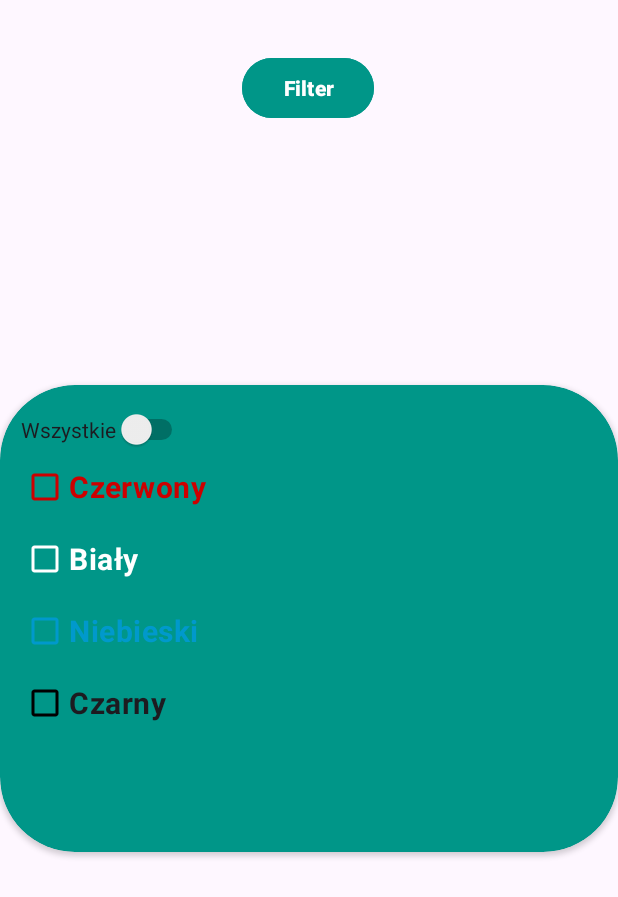
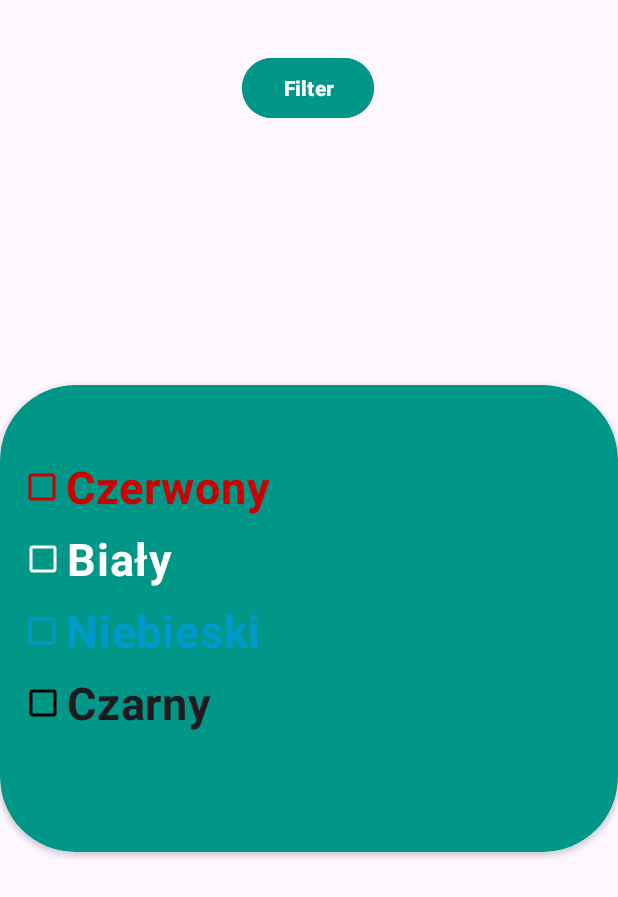
Before and after one commit to bartekkleczar/flagiAplikacja, an Android app: the screen it shows after launch (StartActivity), on a phone screen of 412 x 824 dp. Shown: the top 897 px of the screen. Run offline under Robolectric (Android 15) with nearby library versions, the phone set to English and light mode, and no system bars.

Commit message:
usuniecie switcha

```diff
--- a/app/src/main/res/layout/activity_start.xml
+++ b/app/src/main/res/layout/activity_start.xml
@@ -40,7 +40,7 @@
                 android:layout_height="wrap_content"
                 android:buttonTint="@color/black"
                 android:text="Czarny"
-                android:textSize="20sp"
+                android:textSize="30sp"
                 android:textStyle="bold"
                 app:layout_constraintBottom_toBottomOf="parent"
                 app:layout_constraintEnd_toEndOf="parent"
@@ -56,7 +56,7 @@
                 android:buttonTint="@android:color/holo_blue_dark"
                 android:text="Niebieski"
                 android:textColor="@android:color/holo_blue_dark"
-                android:textSize="20sp"
+                android:textSize="30sp"
                 android:textStyle="bold"
                 app:layout_constraintBottom_toBottomOf="parent"
                 app:layout_constraintEnd_toEndOf="parent"
@@ -72,7 +72,7 @@
                 android:buttonTint="@color/white"
                 android:text="Biały"
                 android:textColor="@android:color/white"
-                android:textSize="20sp"
+                android:textSize="30sp"
                 android:textStyle="bold"
                 app:layout_constraintBottom_toBottomOf="parent"
                 app:layout_constraintEnd_toEndOf="parent"
@@ -88,7 +88,7 @@
                 android:buttonTint="@android:color/holo_red_dark"
                 android:text="Czerwony"
                 android:textColor="@android:color/holo_red_dark"
-                android:textSize="20sp"
+                android:textSize="30sp"
                 android:textStyle="bold"
                 app:layout_constraintBottom_toBottomOf="parent"
                 app:layout_constraintEnd_toEndOf="parent"
@@ -97,17 +97,6 @@
                 app:layout_constraintTop_toTopOf="parent"
                 app:layout_constraintVertical_bias="0.167" />
 
-            <Switch
-                android:id="@+id/swIle"
-                android:layout_width="wrap_content"
-                android:layout_height="wrap_content"
-                android:text="Wszystkie"
-                app:layout_constraintBottom_toBottomOf="parent"
-                app:layout_constraintEnd_toEndOf="parent"
-                app:layout_constraintHorizontal_bias="0.046"
-                app:layout_constraintStart_toStartOf="parent"
-                app:layout_constraintTop_toTopOf="parent"
-                app:layout_constraintVertical_bias="0.056" />
         </androidx.constraintlayout.widget.ConstraintLayout>
     </androidx.cardview.widget.CardView>
 
```
